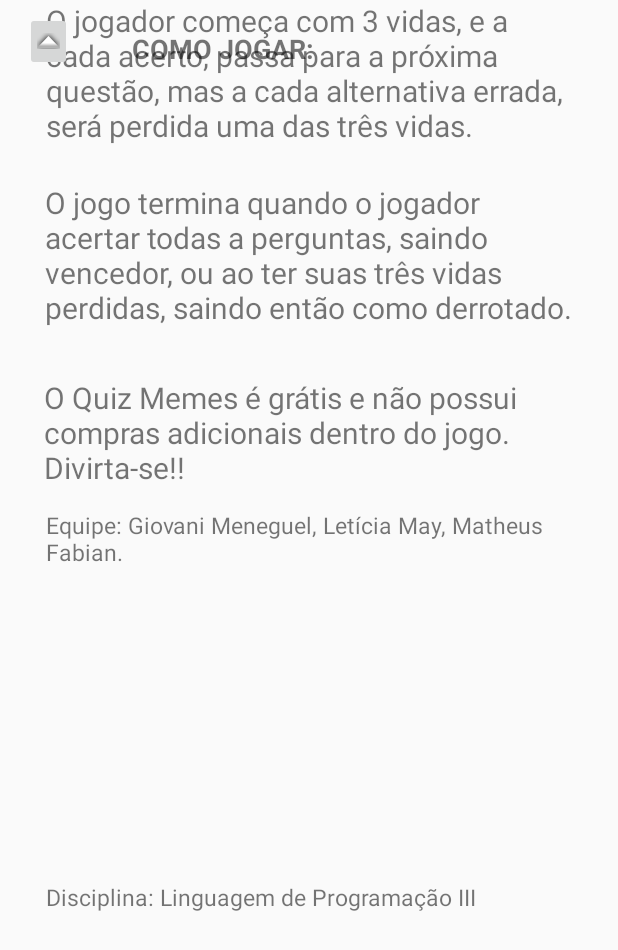
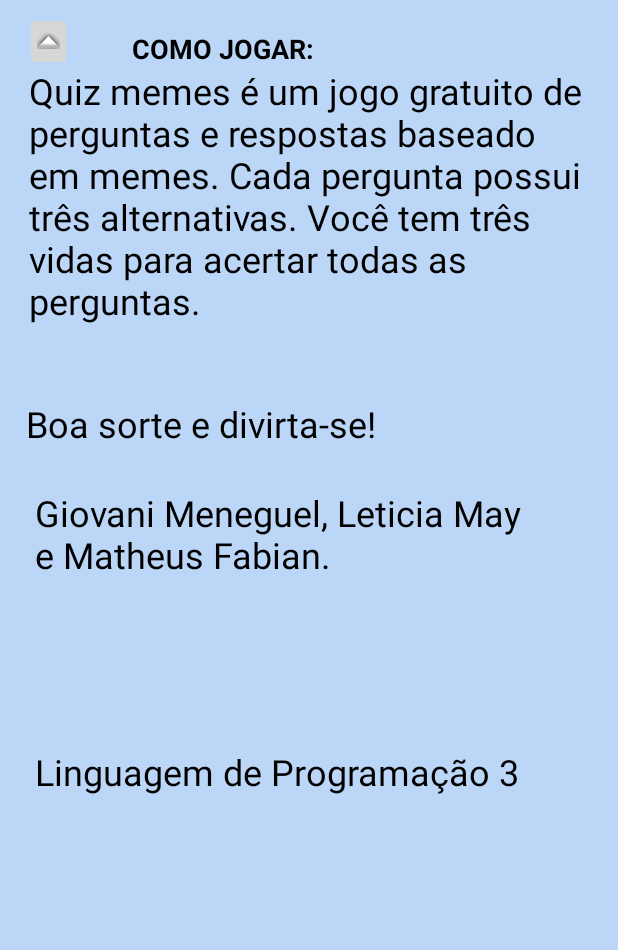
Before and after one commit to GioAM/QuizMemes, an Android app: the Informacao screen opened directly, with no data from a screen before it, on a phone screen of 412 x 824 dp. Shown: the top 950 px of the screen. Run offline under Robolectric (Android 15) with nearby library versions, the phone set to English and light mode, and no system bars.

Commit message:
Merge branch 'master' of https://github.com/GioAM/QuizMemes
# Conflicts:
#	app/src/main/java/com/example/user/quizmemes/Jogo.kt

```diff
--- a/app/src/main/res/layout/activity_informacao.xml
+++ b/app/src/main/res/layout/activity_informacao.xml
@@ -1,10 +1,10 @@
 <?xml version="1.0" encoding="utf-8"?>
-<android.support.constraint.ConstraintLayout
-    xmlns:android="http://schemas.android.com/apk/res/android"
+<android.support.constraint.ConstraintLayout xmlns:android="http://schemas.android.com/apk/res/android"
     xmlns:app="http://schemas.android.com/apk/res-auto"
     xmlns:tools="http://schemas.android.com/tools"
     android:layout_width="match_parent"
-    android:layout_height="match_parent">
+    android:layout_height="match_parent"
+    android:background="#bcd6f7">
 
     <TextView
         android:id="@+id/textView2"
@@ -17,6 +17,7 @@
         android:layout_marginStart="8dp"
         android:layout_marginTop="8dp"
         android:text="COMO JOGAR:"
+        android:textColor="@android:color/black"
         android:textSize="18sp"
         android:textStyle="bold"
         app:fontFamily="sans-serif"
@@ -26,113 +27,6 @@
         app:layout_constraintStart_toStartOf="parent"
         app:layout_constraintTop_toTopOf="parent"
         app:layout_constraintVertical_bias="0.015" />
-
-    <TextView
-        android:id="@+id/textView3"
-        android:layout_width="357dp"
-        android:layout_height="76dp"
-        android:layout_marginBottom="8dp"
-        android:layout_marginEnd="8dp"
-        android:layout_marginLeft="8dp"
-        android:layout_marginRight="8dp"
-        android:layout_marginStart="8dp"
-        android:layout_marginTop="8dp"
-        android:text="O jogo Quiz Memes, consiste em perguntas, com 3 alternativas cada e apenas uma está correta."
-        android:textSize="20sp"
-        app:layout_constraintBottom_toTopOf="@+id/textView4"
-        app:layout_constraintEnd_toEndOf="parent"
-        app:layout_constraintHorizontal_bias="1.0"
-        app:layout_constraintStart_toStartOf="parent"
-        app:layout_constraintTop_toTopOf="parent"
-        app:layout_constraintVertical_bias="1.0" />
-
-    <TextView
-        android:id="@+id/textView4"
-        android:layout_width="353dp"
-        android:layout_height="113dp"
-        android:layout_marginEnd="8dp"
-        android:layout_marginLeft="8dp"
-        android:layout_marginRight="8dp"
-        android:layout_marginStart="8dp"
-        android:text="O jogador começa com 3 vidas, e a cada acerto, passa para a próxima questão, mas a cada alternativa errada, será perdida uma das três vidas."
-        android:textSize="20sp"
-        app:layout_constraintEnd_toEndOf="parent"
-        app:layout_constraintHorizontal_bias="0.533"
-        app:layout_constraintStart_toStartOf="parent"
-        tools:layout_editor_absoluteY="128dp" />
-
-    <TextView
-        android:id="@+id/textView5"
-        android:layout_width="352dp"
-        android:layout_height="122dp"
-        android:layout_marginBottom="8dp"
-        android:layout_marginEnd="8dp"
-        android:layout_marginLeft="8dp"
-        android:layout_marginRight="8dp"
-        android:layout_marginStart="8dp"
-        android:layout_marginTop="8dp"
-        android:text="O jogo termina quando o jogador acertar todas a perguntas, saindo vencedor, ou ao ter suas três vidas perdidas, saindo então como derrotado."
-        android:textSize="20sp"
-        app:layout_constraintBottom_toBottomOf="parent"
-        app:layout_constraintEnd_toEndOf="parent"
-        app:layout_constraintStart_toStartOf="parent"
-        app:layout_constraintTop_toBottomOf="@+id/textView4"
-        app:layout_constraintVertical_bias="0.0" />
-
-    <TextView
-        android:id="@+id/textView6"
-        android:layout_width="352dp"
-        android:layout_height="80dp"
-        android:layout_marginBottom="8dp"
-        android:layout_marginEnd="8dp"
-        android:layout_marginLeft="8dp"
-        android:layout_marginRight="8dp"
-        android:layout_marginStart="8dp"
-        android:layout_marginTop="8dp"
-        android:text="O Quiz Memes é grátis e não possui compras adicionais dentro do jogo. Divirta-se!!"
-        android:textSize="20sp"
-        app:layout_constraintBottom_toBottomOf="parent"
-        app:layout_constraintEnd_toEndOf="parent"
-        app:layout_constraintHorizontal_bias="0.488"
-        app:layout_constraintStart_toStartOf="parent"
-        app:layout_constraintTop_toBottomOf="@+id/textView5"
-        app:layout_constraintVertical_bias="0.0" />
-
-    <TextView
-        android:id="@+id/textView"
-        android:layout_width="353dp"
-        android:layout_height="36dp"
-        android:layout_marginBottom="8dp"
-        android:layout_marginEnd="8dp"
-        android:layout_marginLeft="8dp"
-        android:layout_marginRight="8dp"
-        android:layout_marginStart="8dp"
-        android:layout_marginTop="8dp"
-        android:text="Equipe: Giovani Meneguel, Letícia May, Matheus Fabian. "
-        android:textSize="15sp"
-        app:layout_constraintBottom_toBottomOf="parent"
-        app:layout_constraintEnd_toEndOf="parent"
-        app:layout_constraintHorizontal_bias="0.533"
-        app:layout_constraintStart_toStartOf="parent"
-        app:layout_constraintTop_toBottomOf="@+id/textView6"
-        app:layout_constraintVertical_bias="0.0" />
-
-    <TextView
-        android:id="@+id/textView7"
-        android:layout_width="351dp"
-        android:layout_height="25dp"
-        android:layout_marginBottom="8dp"
-        android:layout_marginEnd="8dp"
-        android:layout_marginLeft="8dp"
-        android:layout_marginRight="8dp"
-        android:layout_marginStart="8dp"
-        android:layout_marginTop="8dp"
-        android:text="Disciplina: Linguagem de Programação III"
-        android:textSize="15sp"
-        app:layout_constraintBottom_toBottomOf="parent"
-        app:layout_constraintEnd_toEndOf="parent"
-        app:layout_constraintStart_toStartOf="parent"
-        app:layout_constraintTop_toBottomOf="@+id/textView" />
 
     <ImageButton
         android:id="@+id/imageButton5"
@@ -152,4 +46,80 @@
         app:layout_constraintTop_toTopOf="parent"
         app:layout_constraintVertical_bias="0.0"
         app:srcCompat="@android:drawable/arrow_up_float" />
+
+    <TextView
+        android:id="@+id/textView"
+        android:layout_width="374dp"
+        android:layout_height="183dp"
+        android:layout_marginEnd="8dp"
+        android:layout_marginLeft="8dp"
+        android:layout_marginRight="8dp"
+        android:layout_marginStart="8dp"
+        android:layout_marginTop="44dp"
+        android:text="Quiz memes é um jogo gratuito de perguntas e respostas baseado em memes. Cada pergunta possui três alternativas. Você tem três vidas para acertar todas as perguntas."
+        android:textColor="@android:color/black"
+        android:textSize="24sp"
+        app:layout_constraintEnd_toEndOf="parent"
+        app:layout_constraintStart_toStartOf="parent"
+        app:layout_constraintTop_toTopOf="parent" />
+
+    <TextView
+        android:id="@+id/textView3"
+        android:layout_width="wrap_content"
+        android:layout_height="wrap_content"
+        android:layout_marginBottom="212dp"
+        android:layout_marginEnd="8dp"
+        android:layout_marginLeft="8dp"
+        android:layout_marginRight="8dp"
+        android:layout_marginStart="8dp"
+        android:layout_marginTop="8dp"
+        android:text="Boa sorte e divirta-se!"
+        android:textColor="@android:color/black"
+        android:textSize="24sp"
+        app:layout_constraintBottom_toBottomOf="parent"
+        app:layout_constraintEnd_toEndOf="parent"
+        app:layout_constraintHorizontal_bias="0.057"
+        app:layout_constraintStart_toStartOf="parent"
+        app:layout_constraintTop_toBottomOf="@+id/textView"
+        app:layout_constraintVertical_bias="0.09" />
+
+    <TextView
+        android:id="@+id/textView4"
+        android:layout_width="337dp"
+        android:layout_height="wrap_content"
+        android:layout_marginBottom="8dp"
+        android:layout_marginEnd="8dp"
+        android:layout_marginLeft="8dp"
+        android:layout_marginRight="8dp"
+        android:layout_marginStart="8dp"
+        android:layout_marginTop="8dp"
+        android:text="Linguagem de Programação 3"
+        android:textColor="@android:color/black"
+        android:textSize="24sp"
+        app:layout_constraintBottom_toBottomOf="parent"
+        app:layout_constraintEnd_toEndOf="parent"
+        app:layout_constraintHorizontal_bias="0.258"
+        app:layout_constraintStart_toStartOf="parent"
+        app:layout_constraintTop_toBottomOf="@+id/textView3"
+        app:layout_constraintVertical_bias="0.401" />
+
+    <TextView
+        android:id="@+id/textView5"
+        android:layout_width="337dp"
+        android:layout_height="wrap_content"
+        android:layout_marginBottom="8dp"
+        android:layout_marginEnd="8dp"
+        android:layout_marginLeft="8dp"
+        android:layout_marginRight="8dp"
+        android:layout_marginStart="8dp"
+        android:layout_marginTop="8dp"
+        android:text="Giovani Meneguel, Leticia May e Matheus Fabian."
+        android:textColor="@android:color/black"
+        android:textSize="24sp"
+        app:layout_constraintBottom_toBottomOf="parent"
+        app:layout_constraintEnd_toEndOf="parent"
+        app:layout_constraintHorizontal_bias="0.258"
+        app:layout_constraintStart_toStartOf="parent"
+        app:layout_constraintTop_toBottomOf="@+id/textView3"
+        app:layout_constraintVertical_bias="0.041" />
 </android.support.constraint.ConstraintLayout>
```
